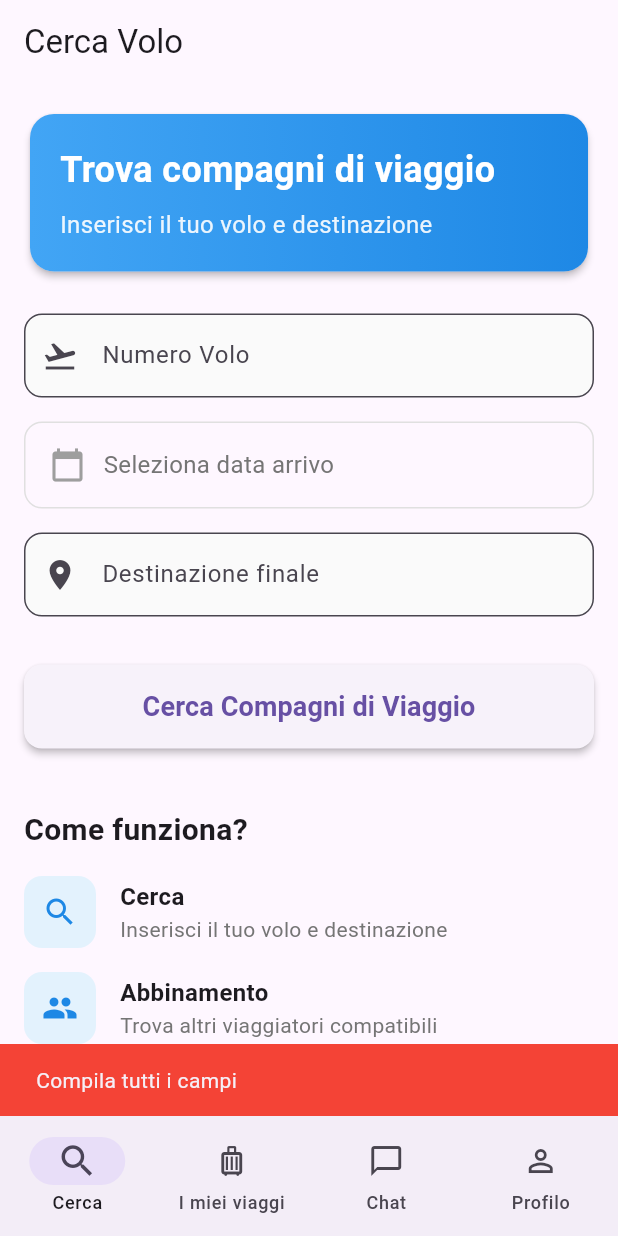
After one commit to pazo01/TravelShareApp, a Flutter app: the HomeScreen screen opened directly, after a tap on "Cerca Compagni di Viaggio", on a phone screen of 412 x 824 dp. The commit adds this screen. Run offline on Flutter 3.47's test engine with Material 3 defaults, Android fonts, the phone set to English and light mode, and no system bars; our stand-ins replace flutter_riverpod, google_sign_in, supabase_flutter; accounts and stored records are empty.

Commit message:
home screen + profile screen + chat screen

```diff
--- a/lib/presentation/screens/auth_screen.dart
+++ b/lib/presentation/screens/auth_screen.dart
@@ -2,6 +2,7 @@ import 'package:flutter/material.dart';
 import '../../data/services/auth_service.dart';
 import 'email_auth_screen.dart';
 import 'phone_auth_screen.dart';
+import 'home_screen.dart';
 
 class AuthScreen extends StatefulWidget {
   const AuthScreen({super.key});
@@ -191,7 +192,10 @@ class _AuthScreenState extends State<AuthScreen> {
 
       if (response.user != null) {
         _showSuccess('Accesso effettuato con successo!');
-        // TODO: Navigate to home screen
+        Navigator.of(context).pushAndRemoveUntil(
+          MaterialPageRoute(builder: (_) => const HomeScreen()),
+          (route) => false,
+        );
       }
     } catch (e) {
       _showError('Errore durante l\'accesso con Google: $e');
--- /dev/null
+++ b/lib/presentation/screens/chat_screen.dart
@@ -0,0 +1,32 @@
+import 'package:flutter/material.dart';
+
+class ChatScreen extends StatelessWidget {
+  const ChatScreen({super.key});
+
+  @override
+  Widget build(BuildContext context) {
+    return Scaffold(
+      appBar: AppBar(
+        title: const Text('Chat'),
+      ),
+      body: const Center(
+        child: Column(
+          mainAxisAlignment: MainAxisAlignment.center,
+          children: [
+            Icon(Icons.chat_bubble_outline, size: 80, color: Colors.grey),
+            SizedBox(height: 16),
+            Text(
+              'Nessuna chat attiva',
+              style: TextStyle(fontSize: 20, color: Colors.grey),
+            ),
+            SizedBox(height: 8),
+            Text(
+              'Le tue conversazioni appariranno qui',
+              style: TextStyle(color: Colors.grey),
+            ),
+          ],
+        ),
+      ),
+    );
+  }
+}
--- a/lib/presentation/screens/email_auth_screen.dart
+++ b/lib/presentation/screens/email_auth_screen.dart
@@ -1,6 +1,7 @@
 import 'package:flutter/material.dart';
 import '../../data/services/auth_service.dart';
 import 'password_recovery_screen.dart';
+import 'home_screen.dart';
 
 class EmailAuthScreen extends StatefulWidget {
   const EmailAuthScreen({super.key});
@@ -231,7 +232,10 @@ class _EmailAuthScreenState extends State<EmailAuthScreen> {
         );
         if (mounted) {
           _showSuccess('Accesso effettuato con successo!');
-          // TODO: Navigate to home
+          Navigator.of(context).pushAndRemoveUntil(
+            MaterialPageRoute(builder: (_) => const HomeScreen()),
+            (route) => false,
+          );
         }
       } else {
         await AuthService.signUpWithEmail(
@@ -243,6 +247,9 @@ class _EmailAuthScreenState extends State<EmailAuthScreen> {
           _showSuccess(
             'Registrazione completata! Controlla la tua email per verificare l\'account.',
           );
+          // Dopo la registrazione, mantieni l'utente sulla schermata per vedere il messaggio
+          // L'utente deve verificare l'email prima di poter accedere
+          setState(() => _isLogin = true);
         }
       }
     } catch (e) {
--- /dev/null
+++ b/lib/presentation/screens/home_screen.dart
@@ -0,0 +1,84 @@
+import 'package:flutter/material.dart';
+import 'package:flutter_riverpod/flutter_riverpod.dart';
+import '../../data/services/auth_service.dart';
+import 'auth_screen.dart';
+import 'search_flight_screen.dart';
+import 'my_trips_screen.dart';
+import 'chat_screen.dart';
+import 'profile_screen.dart';
+
+class HomeScreen extends ConsumerStatefulWidget {
+  const HomeScreen({super.key});
+
+  @override
+  ConsumerState<HomeScreen> createState() => _HomeScreenState();
+}
+
+class _HomeScreenState extends ConsumerState<HomeScreen> {
+  int _selectedIndex = 0;
+
+  final List<Widget> _pages = [
+    const SearchFlightScreen(),
+    const MyTripsScreen(),
+    const ChatScreen(),
+    const ProfileScreen(),
+  ];
+
+  final List<NavigationDestination> _destinations = const [
+    NavigationDestination(
+      icon: Icon(Icons.search),
+      selectedIcon: Icon(Icons.search, size: 28),
+      label: 'Cerca',
+    ),
+    NavigationDestination(
+      icon: Icon(Icons.luggage_outlined),
+      selectedIcon: Icon(Icons.luggage),
+      label: 'I miei viaggi',
+    ),
+    NavigationDestination(
+      icon: Icon(Icons.chat_bubble_outline),
+      selectedIcon: Icon(Icons.chat_bubble),
+      label: 'Chat',
+    ),
+    NavigationDestination(
+      icon: Icon(Icons.person_outline),
+      selectedIcon: Icon(Icons.person),
+      label: 'Profilo',
+    ),
+  ];
+
+  @override
+  void initState() {
+    super.initState();
+    _checkAuthentication();
+  }
+
+  void _checkAuthentication() {
+    if (!AuthService.isAuthenticated) {
+      WidgetsBinding.instance.addPostFrameCallback((_) {
+        Navigator.of(context).pushReplacement(
+          MaterialPageRoute(builder: (_) => const AuthScreen()),
+        );
+      });
+    }
+  }
+
+  @override
+  Widget build(BuildContext context) {
+    return Scaffold(
+      body: IndexedStack(
+        index: _selectedIndex,
+        children: _pages,
+      ),
+      bottomNavigationBar: NavigationBar(
+        selectedIndex: _selectedIndex,
+        onDestinationSelected: (index) {
+          setState(() => _selectedIndex = index);
+        },
+        destinations: _destinations,
+        elevation: 8,
+        shadowColor: Colors.black26,
+      ),
+    );
+  }
+}
--- /dev/null
+++ b/lib/presentation/screens/my_trips_screen.dart
@@ -0,0 +1,32 @@
+import 'package:flutter/material.dart';
+
+class MyTripsScreen extends StatelessWidget {
+  const MyTripsScreen({super.key});
+
+  @override
+  Widget build(BuildContext context) {
+    return Scaffold(
+      appBar: AppBar(
+        title: const Text('I miei viaggi'),
+      ),
+      body: const Center(
+        child: Column(
+          mainAxisAlignment: MainAxisAlignment.center,
+          children: [
+            Icon(Icons.luggage, size: 80, color: Colors.grey),
+            SizedBox(height: 16),
+            Text(
+              'Nessun viaggio attivo',
+              style: TextStyle(fontSize: 20, color: Colors.grey),
+            ),
+            SizedBox(height: 8),
+            Text(
+              'I tuoi viaggi appariranno qui',
+              style: TextStyle(color: Colors.grey),
+            ),
+          ],
+        ),
+      ),
+    );
+  }
+}
--- /dev/null
+++ b/lib/presentation/screens/profile_screen.dart
@@ -0,0 +1,254 @@
+import 'package:flutter/material.dart';
+import '../../data/services/auth_service.dart';
+import '../../data/models/user_profile.dart';
+import 'auth_screen.dart';
+
+class ProfileScreen extends StatefulWidget {
+  const ProfileScreen({super.key});
+
+  @override
+  State<ProfileScreen> createState() => _ProfileScreenState();
+}
+
+class _ProfileScreenState extends State<ProfileScreen> {
+  UserProfile? _userProfile;
+  bool _isLoading = true;
+
+  @override
+  void initState() {
+    super.initState();
+    _loadProfile();
+  }
+
+  Future<void> _loadProfile() async {
+    try {
+      final profile = await AuthService.getUserProfile();
+      if (mounted) {
+        setState(() {
+          _userProfile = profile;
+          _isLoading = false;
+        });
+      }
+    } catch (e) {
+      print('Error loading profile: $e');
+      if (mounted) {
+        setState(() => _isLoading = false);
+      }
+    }
+  }
+
+  Future<void> _handleLogout() async {
+    final confirmed = await showDialog<bool>(
+      context: context,
+      builder: (context) => AlertDialog(
+        title: const Text('Conferma Logout'),
+        content: const Text('Sei sicuro di voler uscire?'),
+        actions: [
+          TextButton(
+            onPressed: () => Navigator.pop(context, false),
+            child: const Text('Annulla'),
+          ),
+          TextButton(
+            onPressed: () => Navigator.pop(context, true),
+            style: TextButton.styleFrom(foregroundColor: Colors.red),
+            child: const Text('Esci'),
+          ),
+        ],
+      ),
+    );
+
+    if (confirmed == true && mounted) {
+      try {
+        await AuthService.signOut();
+        if (mounted) {
+          Navigator.of(context).pushAndRemoveUntil(
+            MaterialPageRoute(builder: (_) => const AuthScreen()),
+            (route) => false,
+          );
+        }
+      } catch (e) {
+        ScaffoldMessenger.of(context).showSnackBar(
+          SnackBar(
+            content: Text('Errore durante il logout: $e'),
+            backgroundColor: Colors.red,
+          ),
+        );
+      }
+    }
+  }
+
+  @override
+  Widget build(BuildContext context) {
+    if (_isLoading) {
+      return const Scaffold(
+        body: Center(
+          child: CircularProgressIndicator(),
+        ),
+      );
+    }
+
+    final user = AuthService.currentUser;
+    final displayName = _userProfile?.fullName ??
+                        user?.userMetadata?['full_name'] ??
+                        user?.email?.split('@').first ??
+                        'Utente';
+    final email = _userProfile?.email ?? user?.email ?? '';
+
+    return Scaffold(
+      appBar: AppBar(
+        title: const Text('Profilo'),
+        actions: [
+          IconButton(
+            icon: const Icon(Icons.settings),
+            onPressed: () {
+              // TODO: Implement settings
+            },
+          ),
+        ],
+      ),
+      body: RefreshIndicator(
+        onRefresh: _loadProfile,
+        child: SingleChildScrollView(
+          physics: const AlwaysScrollableScrollPhysics(),
+          padding: const EdgeInsets.all(16),
+          child: Column(
+            children: [
+              // Avatar
+              CircleAvatar(
+                radius: 50,
+                backgroundImage: _userProfile?.avatarUrl != null
+                    ? NetworkImage(_userProfile!.avatarUrl!)
+                    : null,
+                child: _userProfile?.avatarUrl == null
+                    ? Text(
+                        displayName[0].toUpperCase(),
+                        style: const TextStyle(fontSize: 40),
+                      )
+                    : null,
+              ),
+              const SizedBox(height: 16),
+
+              // Name
+              Text(
+                displayName,
+                style: const TextStyle(
+                  fontSize: 24,
+                  fontWeight: FontWeight.bold,
+                ),
+              ),
+              const SizedBox(height: 4),
+
+              // Email
+              Text(
+                email,
+                style: TextStyle(
+                  fontSize: 16,
+                  color: Colors.grey.shade600,
+                ),
+              ),
+              const SizedBox(height: 32),
+
+              // Stats Card
+              Card(
+                elevation: 2,
+                shape: RoundedRectangleBorder(
+                  borderRadius: BorderRadius.circular(12),
+                ),
+                child: Padding(
+                  padding: const EdgeInsets.all(16),
+                  child: Row(
+                    mainAxisAlignment: MainAxisAlignment.spaceAround,
+                    children: [
+                      _buildStatItem(
+                        'Reputazione',
+                        '${_userProfile?.reputationScore ?? 5.0} ⭐',
+                        Icons.star,
+                      ),
+                      Container(
+                        height: 40,
+                        width: 1,
+                        color: Colors.grey.shade300,
+                      ),
+                      _buildStatItem(
+                        'Viaggi',
+                        '${_userProfile?.totalTrips ?? 0}',
+                        Icons.trip_origin,
+                      ),
+                    ],
+                  ),
+                ),
+              ),
+              const SizedBox(height: 24),
+
+              // Menu Items
+              ListTile(
+                leading: const Icon(Icons.person_outline),
+                title: const Text('Modifica Profilo'),
+                trailing: const Icon(Icons.chevron_right),
+                onTap: () {
+                  // TODO: Implement edit profile
+                },
+              ),
+              ListTile(
+                leading: const Icon(Icons.notifications_outlined),
+                title: const Text('Notifiche'),
+                trailing: const Icon(Icons.chevron_right),
+                onTap: () {
+                  // TODO: Implement notifications
+                },
+              ),
+              ListTile(
+                leading: const Icon(Icons.security),
+                title: const Text('Privacy e Sicurezza'),
+                trailing: const Icon(Icons.chevron_right),
+                onTap: () {
+                  // TODO: Implement privacy settings
+                },
+              ),
+              ListTile(
+                leading: const Icon(Icons.help_outline),
+                title: const Text('Aiuto e Supporto'),
+                trailing: const Icon(Icons.chevron_right),
+                onTap: () {
+                  // TODO: Implement help
+                },
+              ),
+              const Divider(),
+              ListTile(
+                leading: const Icon(Icons.logout, color: Colors.red),
+                title: const Text(
+                  'Logout',
+                  style: TextStyle(color: Colors.red),
+                ),
+                onTap: _handleLogout,
+              ),
+            ],
+          ),
+        ),
+      ),
+    );
+  }
+
+  Widget _buildStatItem(String label, String value, IconData icon) {
+    return Column(
+      children: [
+        Icon(icon, color: Colors.blue.shade600),
+        const SizedBox(height: 8),
+        Text(
+          value,
+          style: const TextStyle(
+            fontSize: 18,
+            fontWeight: FontWeight.bold,
+          ),
+        ),
+        Text(
+          label,
+          style: TextStyle(
+            fontSize: 12,
+            color: Colors.grey.shade600,
+          ),
+        ),
+      ],
+    );
+  }
+}
--- /dev/null
+++ b/lib/presentation/screens/search_flight_screen.dart
@@ -0,0 +1,298 @@
+import 'package:flutter/material.dart';
+import 'package:supabase_flutter/supabase_flutter.dart';
+import '../../core/config/supabase_config.dart';
+
+class SearchFlightScreen extends StatefulWidget {
+  const SearchFlightScreen({super.key});
+
+  @override
+  State<SearchFlightScreen> createState() => _SearchFlightScreenState();
+}
+
+class _SearchFlightScreenState extends State<SearchFlightScreen> {
+  final _flightNumberController = TextEditingController();
+  final _destinationController = TextEditingController();
+  DateTime? _selectedDate;
+  bool _isLoading = false;
+
+  @override
+  Widget build(BuildContext context) {
+    return Scaffold(
+      appBar: AppBar(
+        title: const Text('Cerca Volo'),
+        elevation: 0,
+      ),
+      body: SingleChildScrollView(
+        padding: const EdgeInsets.all(16),
+        child: Column(
+          crossAxisAlignment: CrossAxisAlignment.stretch,
+          children: [
+            // Welcome card
+            Card(
+              elevation: 2,
+              shape: RoundedRectangleBorder(
+                borderRadius: BorderRadius.circular(16),
+              ),
+              child: Container(
+                padding: const EdgeInsets.all(20),
+                decoration: BoxDecoration(
+                  borderRadius: BorderRadius.circular(16),
+                  gradient: LinearGradient(
+                    colors: [Colors.blue.shade400, Colors.blue.shade600],
+                  ),
+                ),
+                child: Column(
+                  crossAxisAlignment: CrossAxisAlignment.start,
+                  children: [
+                    const Text(
+                      'Trova compagni di viaggio',
+                      style: TextStyle(
+                        fontSize: 24,
+                        fontWeight: FontWeight.bold,
+                        color: Colors.white,
+                      ),
+                    ),
+                    const SizedBox(height: 8),
+                    Text(
+                      'Inserisci il tuo volo e destinazione',
+                      style: TextStyle(
+                        fontSize: 16,
+                        color: Colors.white.withOpacity(0.9),
+                      ),
+                    ),
+                  ],
+                ),
+              ),
+            ),
+
+            const SizedBox(height: 24),
+
+            // Flight number input
+            TextField(
+              controller: _flightNumberController,
+              decoration: InputDecoration(
+                labelText: 'Numero Volo',
+                hintText: 'Es: FR1234, AZ567',
+                prefixIcon: const Icon(Icons.flight_takeoff),
+                border: OutlineInputBorder(
+                  borderRadius: BorderRadius.circular(12),
+                ),
+              ),
+              textCapitalization: TextCapitalization.characters,
+            ),
+
+            const SizedBox(height: 16),
+
+            // Date selector
+            InkWell(
+              onTap: _selectDate,
+              child: Container(
+                padding: const EdgeInsets.all(16),
+                decoration: BoxDecoration(
+                  border: Border.all(color: Colors.grey.shade300),
+                  borderRadius: BorderRadius.circular(12),
+                ),
+                child: Row(
+                  children: [
+                    const Icon(Icons.calendar_today, color: Colors.grey),
+                    const SizedBox(width: 12),
+                    Text(
+                      _selectedDate != null
+                          ? '${_selectedDate!.day}/${_selectedDate!.month}/${_selectedDate!.year}'
+                          : 'Seleziona data arrivo',
+                      style: TextStyle(
+                        fontSize: 16,
+                        color: _selectedDate != null
+                            ? Colors.black87
+                            : Colors.grey.shade600,
+                      ),
+                    ),
+                  ],
+                ),
+              ),
+            ),
+
+            const SizedBox(height: 16),
+
+            // Destination input
+            TextField(
+              controller: _destinationController,
+              decoration: InputDecoration(
+                labelText: 'Destinazione finale',
+                hintText: 'Indirizzo, hotel o zona',
+                prefixIcon: const Icon(Icons.location_on),
+                border: OutlineInputBorder(
+                  borderRadius: BorderRadius.circular(12),
+                ),
+              ),
+            ),
+
+            const SizedBox(height: 32),
+
+            // Search button
+            SizedBox(
+              height: 56,
+              child: ElevatedButton(
+                onPressed: _isLoading ? null : _searchFlight,
+                style: ElevatedButton.styleFrom(
+                  shape: RoundedRectangleBorder(
+                    borderRadius: BorderRadius.circular(12),
+                  ),
+                ),
+                child: _isLoading
+                    ? const CircularProgressIndicator(color: Colors.white)
+                    : const Text(
+                        'Cerca Compagni di Viaggio',
+                        style: TextStyle(
+                          fontSize: 18,
+                          fontWeight: FontWeight.bold,
+                        ),
+                      ),
+              ),
+            ),
+
+            const SizedBox(height: 40),
+
+            // Info section
+            _buildInfoSection(),
+          ],
+        ),
+      ),
+    );
+  }
+
+  Widget _buildInfoSection() {
+    return Column(
+      crossAxisAlignment: CrossAxisAlignment.start,
+      children: [
+        const Text(
+          'Come funziona?',
+          style: TextStyle(
+            fontSize: 20,
+            fontWeight: FontWeight.bold,
+          ),
+        ),
+        const SizedBox(height: 16),
+        _buildInfoItem(
+          Icons.search,
+          'Cerca',
+          'Inserisci il tuo volo e destinazione',
+        ),
+        _buildInfoItem(
+          Icons.people,
+          'Abbinamento',
+          'Trova altri viaggiatori compatibili',
+        ),
+        _buildInfoItem(
+          Icons.chat,
+          'Chatta',
+          'Organizza il viaggio insieme',
+        ),
+        _buildInfoItem(
+          Icons.savings,
+          'Risparmia',
+          'Condividi il taxi e riduci i costi',
+        ),
+      ],
+    );
+  }
+
+  Widget _buildInfoItem(IconData icon, String title, String description) {
+    return Padding(
+      padding: const EdgeInsets.only(bottom: 16),
+      child: Row(
+        children: [
+          Container(
+            padding: const EdgeInsets.all(12),
+            decoration: BoxDecoration(
+              color: Colors.blue.shade50,
+              borderRadius: BorderRadius.circular(12),
+            ),
+            child: Icon(icon, color: Colors.blue.shade600),
+          ),
+          const SizedBox(width: 16),
+          Expanded(
+            child: Column(
+              crossAxisAlignment: CrossAxisAlignment.start,
+              children: [
+                Text(
+                  title,
+                  style: const TextStyle(
+                    fontSize: 16,
+                    fontWeight: FontWeight.bold,
+                  ),
+                ),
+                Text(
+                  description,
+                  style: TextStyle(
+                    fontSize: 14,
+                    color: Colors.grey.shade600,
+                  ),
+                ),
+              ],
+            ),
+          ),
+        ],
+      ),
+    );
+  }
+
+  Future<void> _selectDate() async {
+    final picked = await showDatePicker(
+      context: context,
+      initialDate: DateTime.now().add(const Duration(days: 1)),
+      firstDate: DateTime.now(),
+      lastDate: DateTime.now().add(const Duration(days: 365)),
+    );
+
+    if (picked != null) {
+      setState(() => _selectedDate = picked);
+    }
+  }
+
+  Future<void> _searchFlight() async {
+    if (_flightNumberController.text.isEmpty ||
+        _selectedDate == null ||
+        _destinationController.text.isEmpty) {
+      _showError('Compila tutti i campi');
+      return;
+    }
+
+    setState(() => _isLoading = true);
+
+    try {
+      // TODO: Implementare la ricerca del volo
+      // Per ora mostriamo solo un messaggio
+      _showSuccess('Funzionalità in arrivo nel Giorno 4!');
+    } catch (e) {
+      _showError('Errore: $e');
+    } finally {
+      setState(() => _isLoading = false);
+    }
+  }
+
+  void _showSuccess(String message) {
+    ScaffoldMessenger.of(context).showSnackBar(
+      SnackBar(
+        content: Text(message),
+        backgroundColor: Colors.green,
+      ),
+    );
+  }
+
+  void _showError(String message) {
+    ScaffoldMessenger.of(context).showSnackBar(
+      SnackBar(
+        content: Text(message),
+        backgroundColor: Colors.red,
+      ),
+    );
+  }
+
+  @override
+  void dispose() {
+    _flightNumberController.dispose();
+    _destinationController.dispose();
+    super.dispose();
+  }
+}
```
